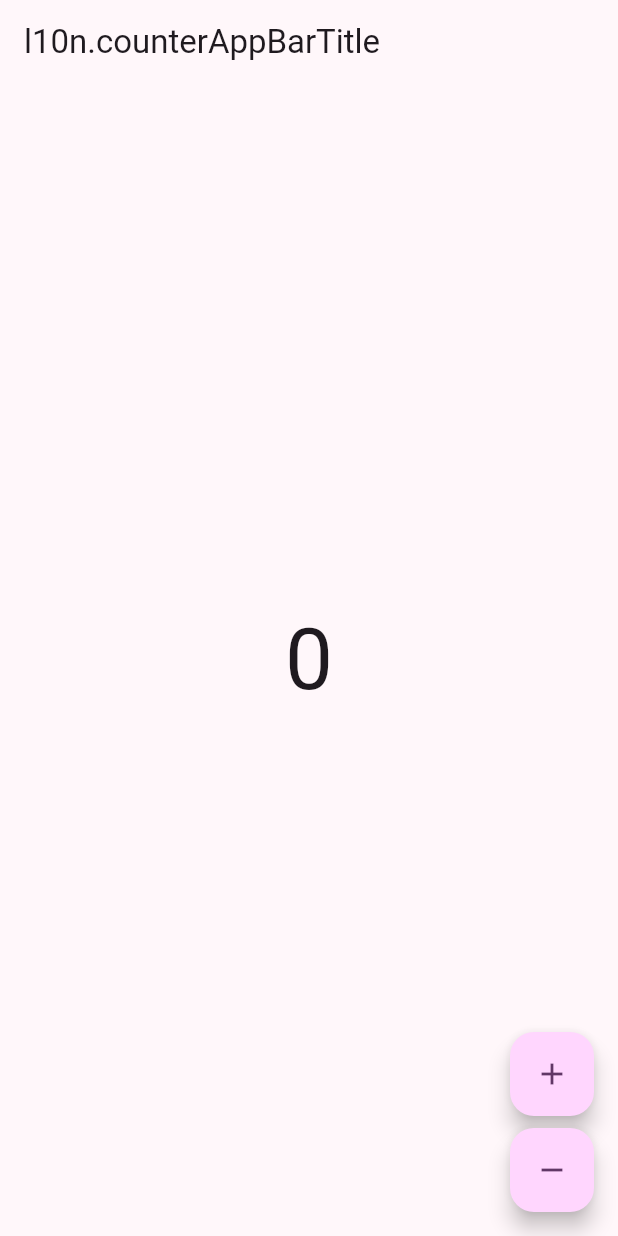
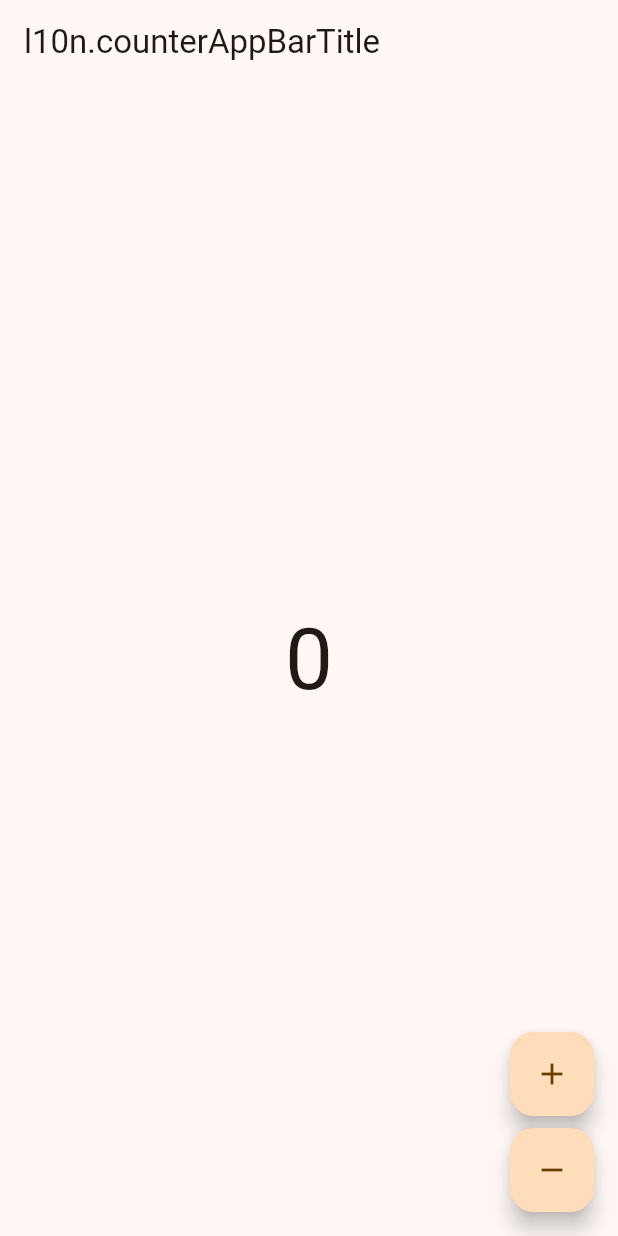
Before and after one commit to FarhanMS123/mofleet, a Flutter app: the screen it shows after launch, on a phone screen of 412 x 824 dp. Run offline on Flutter 3.47's test engine with Material 3 defaults, Android fonts, the phone set to English and light mode, and no system bars; our stand-ins replace bloc, flutter_bloc.

Commit message:
patch: refactoring to minimize project structure

```diff
--- a/apps/filetk/lib/app/app.dart
+++ b/apps/filetk/lib/app/app.dart
@@ -1 +1,24 @@
-export 'view/app.dart';
+import 'package:filetk/view/counter.dart';
+import 'package:flutter/material.dart';
+import 'package:provider/provider.dart';
+// ignore: implementation_imports
+import 'package:shared/src/app_state.dart';
+
+class App extends StatelessWidget {
+  const App({super.key});
+
+  @override
+  Widget build(BuildContext context) {
+    return ChangeNotifierProvider(
+      create: (ctx) => GlobalAppState(),
+      child: MaterialApp(
+        title: 'File Toolkit',
+        theme: ThemeData(
+          useMaterial3: true,
+          colorScheme: ColorScheme.fromSeed(seedColor: Colors.orangeAccent),
+        ),
+        home: const CounterPage(),
+      ),
+    );
+  }
+}
--- a/apps/filetk/lib/app/view/app.dart
+++ /dev/null
@@ -1,24 +0,0 @@
-import 'package:filetk/counter/counter.dart';
-import 'package:flutter/material.dart';
-import 'package:provider/provider.dart';
-// ignore: implementation_imports
-import 'package:shared/src/app_state.dart';
-
-class App extends StatelessWidget {
-  const App({super.key});
-
-  @override
-  Widget build(BuildContext context) {
-    return ChangeNotifierProvider(
-      create: (ctx) => GlobalAppState(),
-      child: MaterialApp(
-        title: 'File Toolkit',
-        theme: ThemeData(
-          useMaterial3: true,
-          colorScheme: ColorScheme.fromSeed(seedColor: Colors.purpleAccent),
-        ),
-        home: const CounterPage(),
-      ),
-    );
-  }
-}
--- a/apps/filetk/lib/counter/counter.dart
+++ /dev/null
@@ -1,2 +0,0 @@
-export 'cubit/counter_cubit.dart';
-export 'view/counter_page.dart';
```
Also changed, not shown: apps/filetk/lib/counter/cubit/counter_cubit.dart (deleted, +0 -8 lines), apps/filetk/lib/view/counter.dart (renamed from apps/filetk/lib/counter/view/counter_page.dart, +7 -1 lines), 3 other files.
